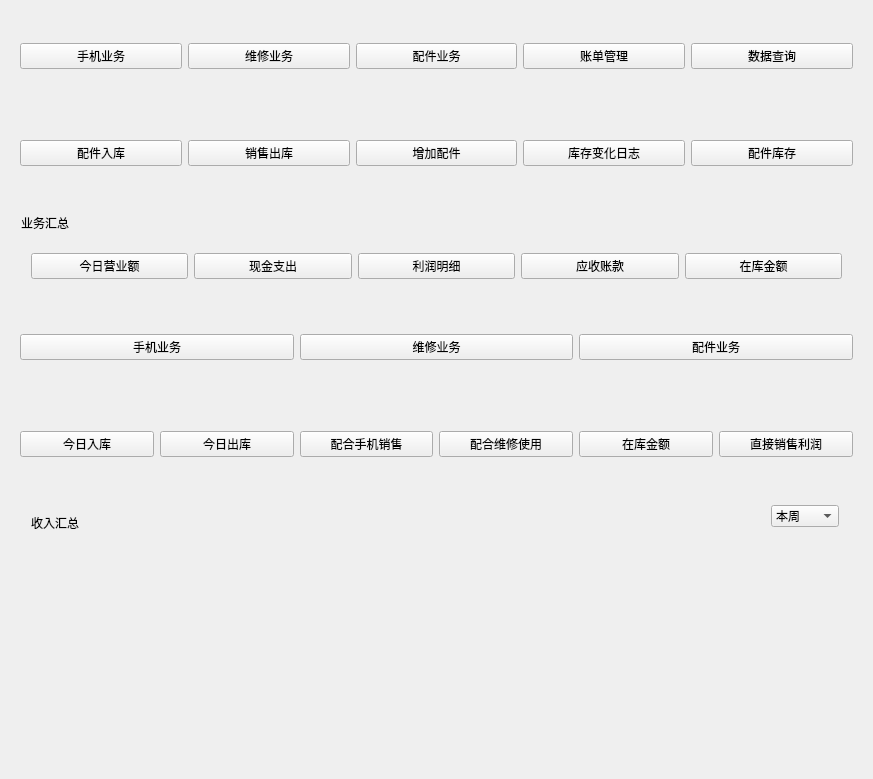
This is Ui/jiemian.ui in gwgp/measure-git as Qt 5 draws it before an edit. The edited form follows.
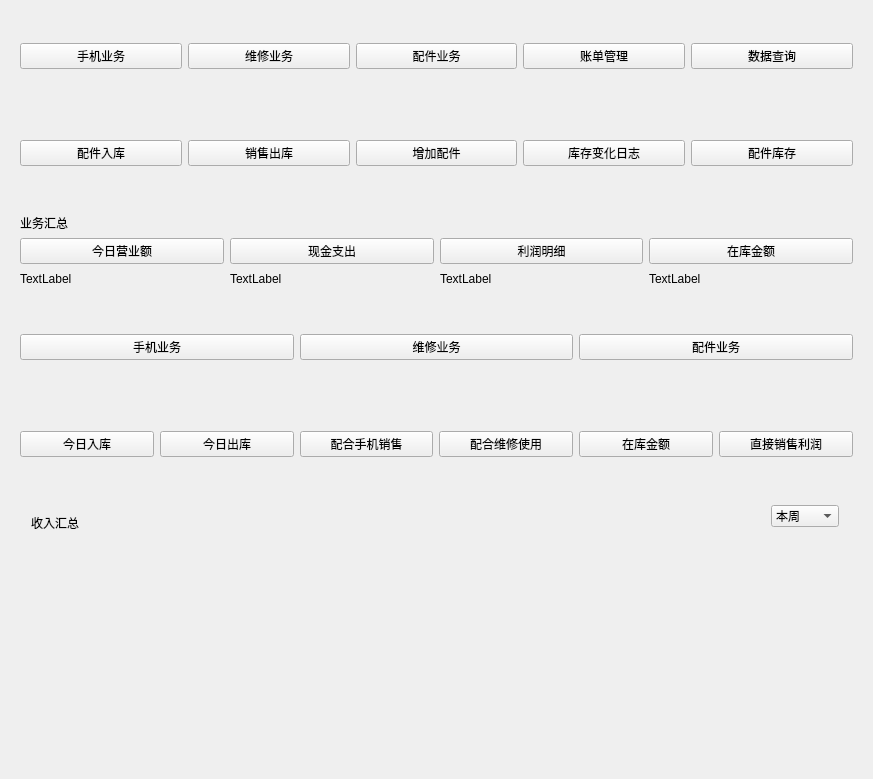
This is the edited form. The open tabs and pages were chosen to show the change.

```diff
--- a/Ui/jiemian.ui
+++ b/Ui/jiemian.ui
@@ -213,66 +213,71 @@
    </item>
    <item row="2" column="0">
     <widget class="QWidget" name="widget_2" native="true">
+     <layout class="QGridLayout" name="gridLayout_2">
+      <item row="0" column="0">
      <widget class="QLabel" name="label_2">
-      <property name="geometry">
-       <rect>
-        <x>10</x>
-        <y>10</y>
-        <width>54</width>
-        <height>16</height>
-       </rect>
-      </property>
       <property name="text">
        <string>业务汇总</string>
       </property>
      </widget>
-     <widget class="QWidget" name="">
-      <property name="geometry">
-       <rect>
-        <x>20</x>
-        <y>48</y>
-        <width>811</width>
-        <height>26</height>
-       </rect>
-      </property>
-      <layout class="QHBoxLayout" name="horizontalLayout_6">
-       <item>
-        <widget class="QPushButton" name="jinriyingyee">
+      </item>
+      <item row="1" column="3">
+       <widget class="QPushButton" name="zaikujine">
          <property name="text">
-          <string>今日营业额</string>
+         <string>在库金额</string>
          </property>
         </widget>
        </item>
-       <item>
+      <item row="1" column="1">
         <widget class="QPushButton" name="xianjinzhichu">
          <property name="text">
           <string>现金支出</string>
          </property>
         </widget>
        </item>
-       <item>
+      <item row="3" column="0">
+       <widget class="QLabel" name="label_3">
+        <property name="text">
+         <string>TextLabel</string>
+        </property>
+       </widget>
+      </item>
+      <item row="3" column="3">
+       <widget class="QLabel" name="label_7">
+        <property name="text">
+         <string>TextLabel</string>
+        </property>
+       </widget>
+      </item>
+      <item row="3" column="1">
+       <widget class="QLabel" name="label_4">
+        <property name="text">
+         <string>TextLabel</string>
+        </property>
+       </widget>
+      </item>
+      <item row="3" column="2">
+       <widget class="QLabel" name="label_5">
+        <property name="text">
+         <string>TextLabel</string>
+        </property>
+       </widget>
+      </item>
+      <item row="1" column="0">
+       <widget class="QPushButton" name="jinriyingyee">
+        <property name="text">
+         <string>今日营业额</string>
+        </property>
+       </widget>
+      </item>
+      <item row="1" column="2">
         <widget class="QPushButton" name="lirunmingxi">
          <property name="text">
           <string>利润明细</string>
          </property>
         </widget>
        </item>
-       <item>
-        <widget class="QPushButton" name="yingshouzhangkuan_3">
-         <property name="text">
-          <string>应收账款</string>
-         </property>
-        </widget>
-       </item>
-       <item>
-        <widget class="QPushButton" name="zaikujine">
-         <property name="text">
-          <string>在库金额</string>
-         </property>
-        </widget>
-       </item>
-      </layout>
-     </widget>
+     </layout>
     </widget>
    </item>
    <item row="3" column="0">
```
Left out of the diff: 12 changed lines with no effect on the pictures. Lines whose indentation alone changed are shown as unchanged.
